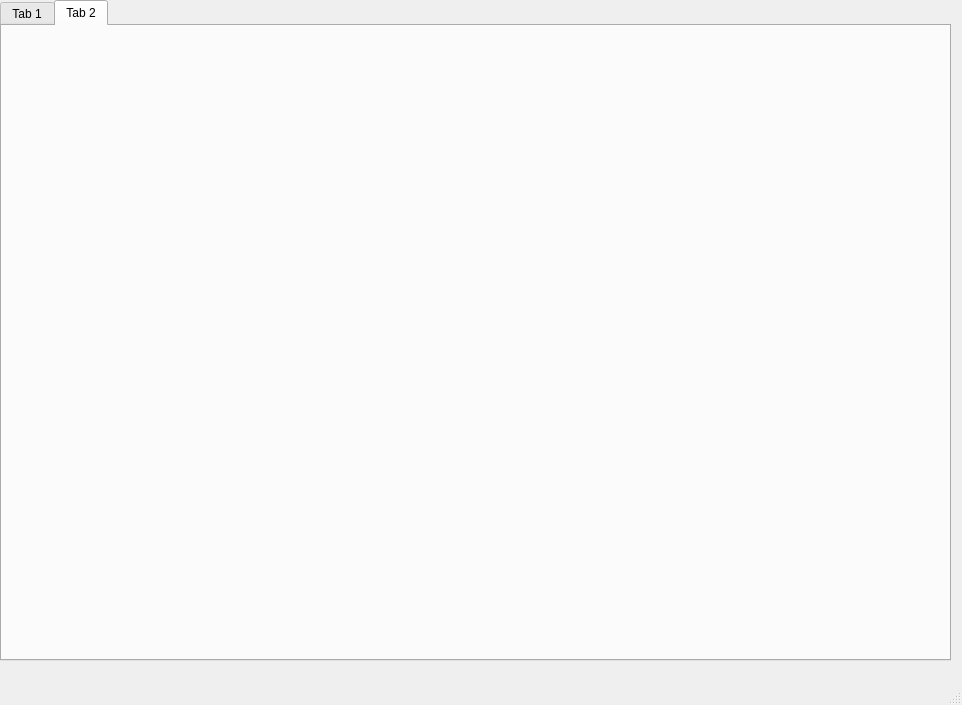
zeppdev/semi-active, file semi-active/ui/untitled.ui: the form before one commit.
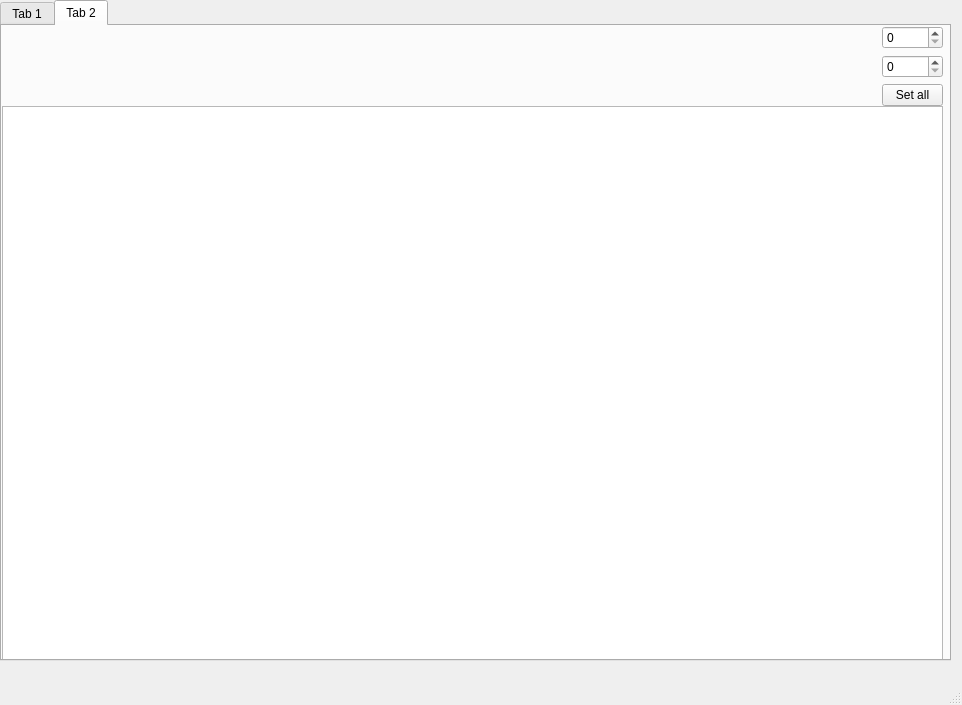
The form after the commit. The open tabs and pages were chosen to show the change.

Diff of the .ui file:
```diff
--- a/semi-active/ui/untitled.ui
+++ b/semi-active/ui/untitled.ui
@@ -56,6 +56,52 @@
      <attribute name="title">
       <string>Tab 2</string>
      </attribute>
+     <widget class="QGraphicsView" name="graphicsView_2">
+      <property name="geometry">
+       <rect>
+        <x>0</x>
+        <y>80</y>
+        <width>941</width>
+        <height>561</height>
+       </rect>
+      </property>
+     </widget>
+     <widget class="QWidget" name="verticalLayoutWidget">
+      <property name="geometry">
+       <rect>
+        <x>880</x>
+        <y>0</y>
+        <width>61</width>
+        <height>80</height>
+       </rect>
+      </property>
+      <layout class="QVBoxLayout" name="verticalLayout_2">
+       <item>
+        <widget class="QSpinBox" name="spinBox"/>
+       </item>
+       <item>
+        <widget class="QSpinBox" name="spinBox_2"/>
+       </item>
+       <item>
+        <widget class="QPushButton" name="allButton_2">
+         <property name="text">
+          <string>Set all</string>
+         </property>
+        </widget>
+       </item>
+      </layout>
+     </widget>
+     <widget class="QWidget" name="gridLayoutWidget_2">
+      <property name="geometry">
+       <rect>
+        <x>0</x>
+        <y>0</y>
+        <width>881</width>
+        <height>81</height>
+       </rect>
+      </property>
+      <layout class="QGridLayout" name="gridLayout_2"/>
+     </widget>
     </widget>
    </widget>
   </widget>
```
Left out of the diff: 47 changed lines with no effect on the pictures.
